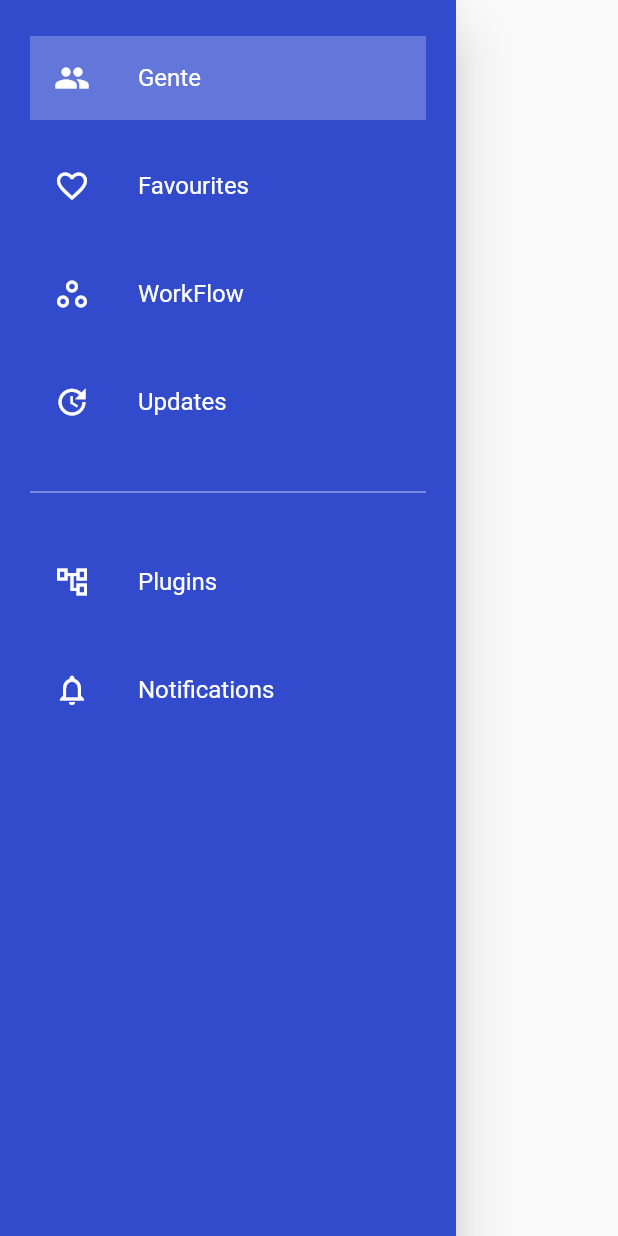
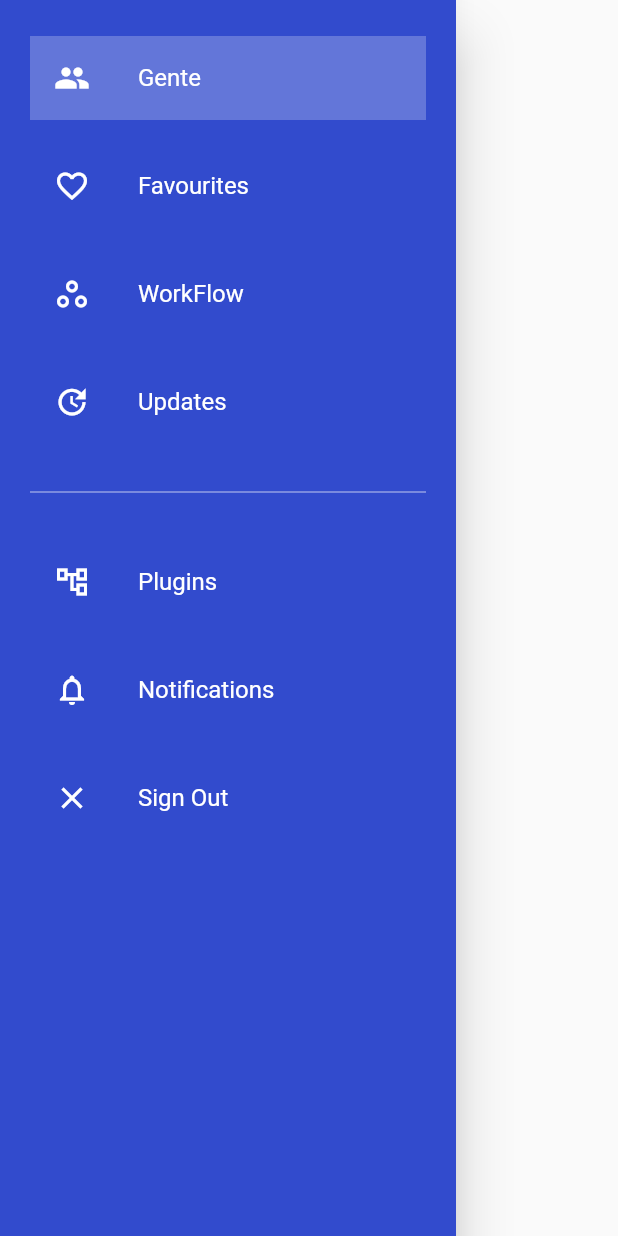
Before and after one commit to EduardinDev/widgetsFlutter, a Flutter app: the NavigationDrawerWidget widget shown alone on an empty page, opened directly, on a phone screen of 412 x 824 dp. Run offline on Flutter 3.47's test engine with Material 2 defaults, Android fonts, the phone set to English and light mode, and no system bars; our stand-ins replace sliding_up_panel.

Commit message:
refactorización de sidebar_provider

```diff
--- a/lib/main.dart
+++ b/lib/main.dart
@@ -17,7 +17,7 @@ class MyApp extends StatelessWidget {
       child: MaterialApp(
         debugShowCheckedModeBanner: false,
         title: 'Material App',
-        home: SidebarProvider()
+        home: InicioPage()
       ),
     );
   }
--- a/lib/pages/pages.dart
+++ b/lib/pages/pages.dart
@@ -5,3 +5,4 @@ export 'package:draggablesheet/pages/draggables/draggable_map/draggableMap.dart'
 //SIDEBARS
 export 'package:draggablesheet/pages/sidebars/sidebar_blue_basic/sidebarBlue.dart';
 export 'package:draggablesheet/pages/sidebars/sidebar_provider/sidebarProvider.dart';
+export 'package:draggablesheet/pages/sidebars/sidebar_provider/inicio.dart';
--- a/lib/pages/sidebars/sidebar_provider/navigation_drawer.dart
+++ b/lib/pages/sidebars/sidebar_provider/navigation_drawer.dart
@@ -69,6 +69,14 @@ class NavigationDrawerWidget extends StatelessWidget {
                     icon: Icons.notifications_outlined,
                     //onClicked: () => selectedItem(context, 5),
                   ),
+                  const SizedBox(height: 16),
+                  buildMenuItem(
+                    context,
+                    item: NavigationItem.sign_out,
+                    text: 'Sign Out',
+                    icon: Icons.close,
+                    //onClicked: () => selectedItem(context, 5),
+                  ),
                 ],
               ),
             )
--- a/lib/pages/sidebars/sidebar_provider/navigation_item.dart
+++ b/lib/pages/sidebars/sidebar_provider/navigation_item.dart
@@ -5,5 +5,6 @@ enum NavigationItem{
   workflow,
   updates,
   plugins,
-  notifications
+  notifications,
+  sign_out
 }
--- a/lib/pages/sidebars/sidebar_provider/sidebarProvider.dart
+++ b/lib/pages/sidebars/sidebar_provider/sidebarProvider.dart
@@ -1,6 +1,9 @@
-import 'package:draggablesheet/pages/sidebars/sidebar_provider/favouritesPage.dart';
+
+import 'package:draggablesheet/pages/sidebars/sidebar_provider/inicio.dart';
 import 'package:draggablesheet/pages/sidebars/sidebar_provider/navigation_item.dart';
-import 'package:draggablesheet/pages/sidebars/sidebar_provider/peoplePage.dart';
+import 'package:draggablesheet/pages/sidebars/sidebar_provider/pages/favouritesPage.dart';
+import 'package:draggablesheet/pages/sidebars/sidebar_provider/pages/peoplePage.dart';
+
 import 'package:draggablesheet/pages/sidebars/sidebar_provider/provider/navigation_provider.dart';
 import 'package:flutter/material.dart';
 import 'package:provider/provider.dart';
@@ -25,6 +28,11 @@ class _SidebarProviderState extends State<SidebarProvider> {
       case NavigationItem.favourites:
         return FavouritesPage();
 
+      case NavigationItem.sign_out:{
+        return InicioPage();
+      }
+
+
       default:
         {
           return PeoplePage();
```
Also changed, not shown: lib/pages/sidebars/sidebar_provider/inicio.dart (added, +36 -0 lines), lib/pages/sidebars/sidebar_provider/pages/favouritesPage.dart (renamed from lib/pages/sidebars/sidebar_provider/favouritesPage.dart), lib/pages/sidebars/sidebar_provider/pages/peoplePage.dart (renamed from lib/pages/sidebars/sidebar_provider/peoplePage.dart).
